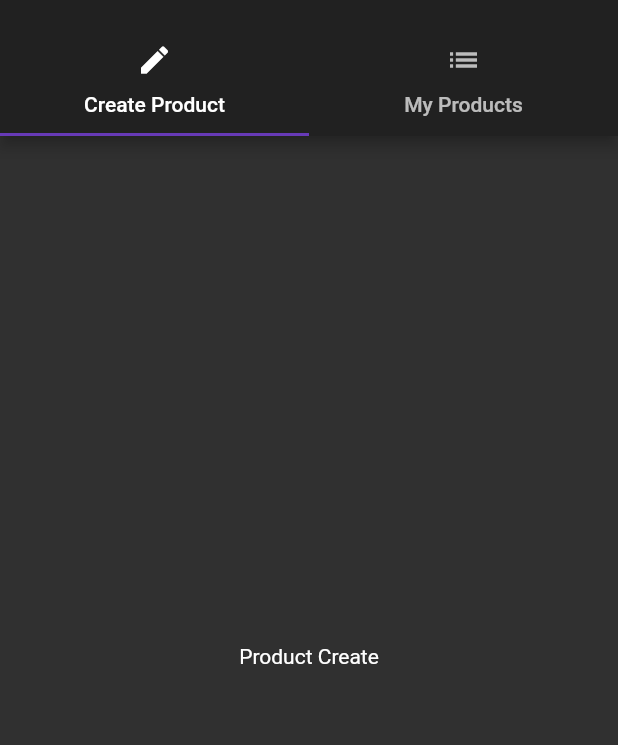
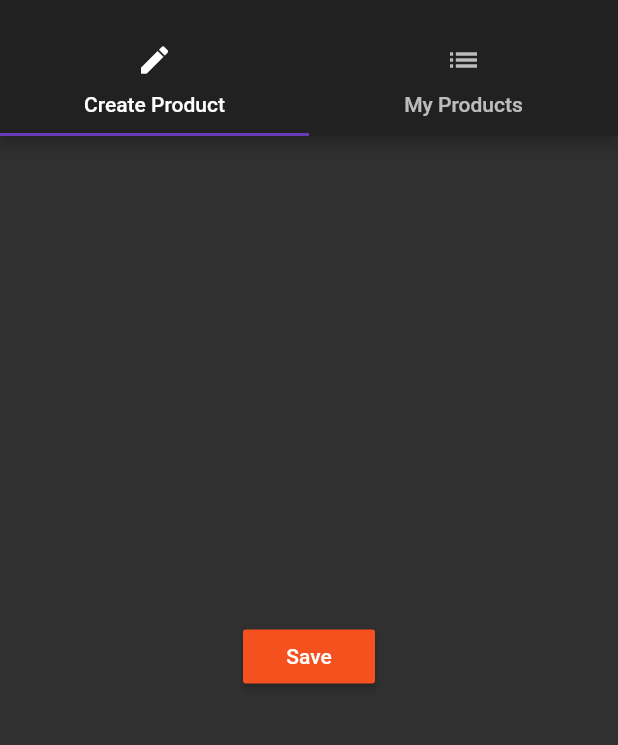
Before and after one commit to AmanuelYosief/learn-flutter, a Flutter app: the ProductAdminPage screen opened by its route, on a phone screen of 412 x 824 dp, the part 59-804 px from its top. Run offline on Flutter 3.47's test engine with Material 2 defaults, Android fonts, the light colour scheme and no system bars.

Commit message:
Modal --- > showModalBottomSheet()

```diff
--- a/flutter_start_3_navigation/lib/pages/product_create.dart
+++ b/flutter_start_3_navigation/lib/pages/product_create.dart
@@ -3,6 +3,19 @@ import 'package:flutter/material.dart';
 class ProductCreatePage extends StatelessWidget {
   @override
   Widget build(BuildContext context) {
-    return Center(child: Text('Product Create'),);
+    return Center(
+      child: RaisedButton(
+        child: Text('Save'),
+        onPressed: () {
+          showModalBottomSheet(
+              context: context,
+              builder: (BuildContext context) {
+                return Center(
+                  child: Text('This is a Modal!'),
+                );
+              });
+        },
+      ),
+    );
   }
 }
```
